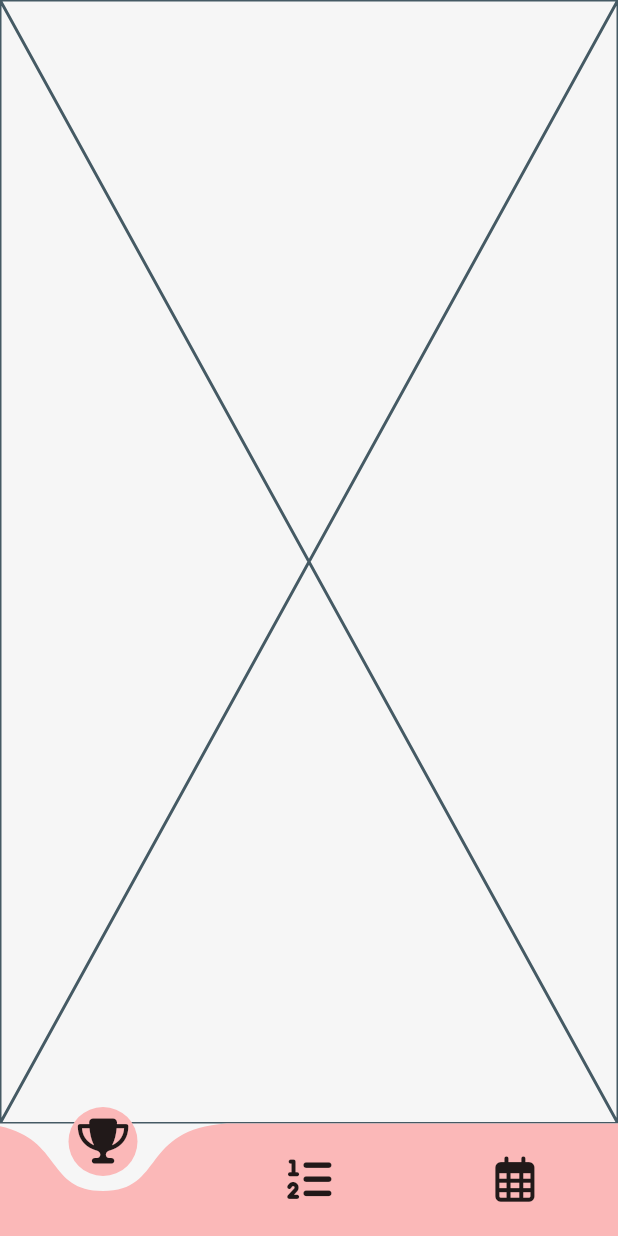
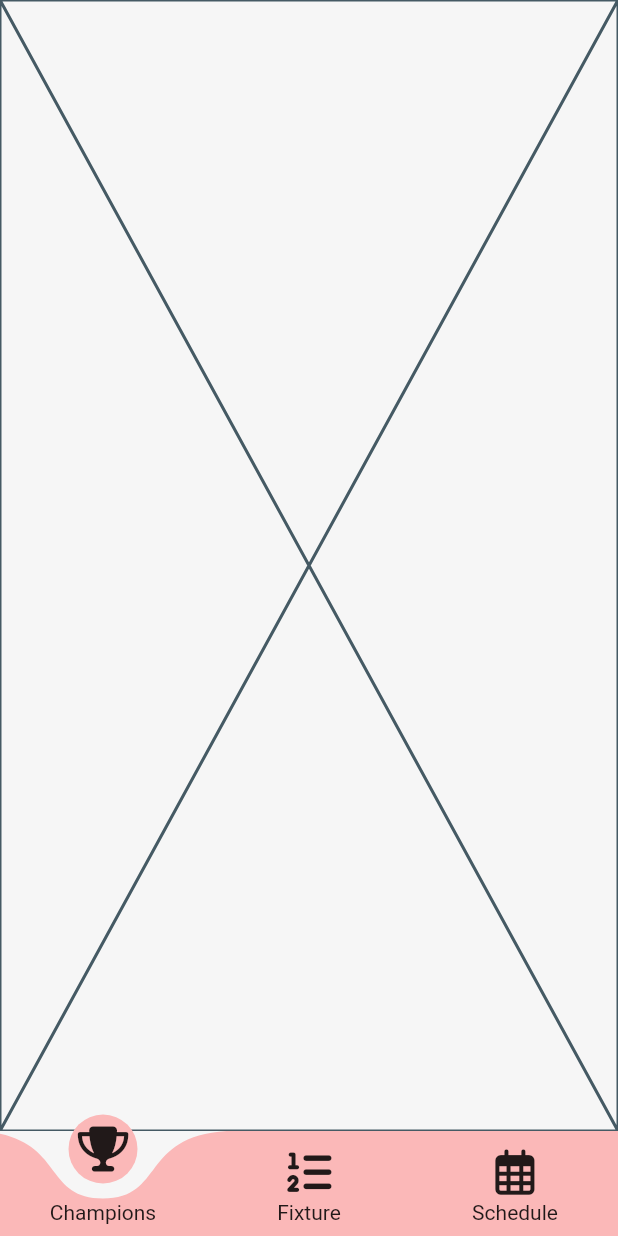
Before and after one commit to sedataskan/f1-mobile, a Flutter app: the screen it shows after launch, on a phone screen of 412 x 824 dp. Run offline on Flutter 3.47's test engine with Material 2 defaults, Android fonts, the phone set to English and light mode, and no system bars; drawn by our look-alikes of curved_labeled_navigation_bar, curved_navigation_bar; our stand-ins replace font_awesome_flutter.

Commit message:
added labeled navbar

```diff
--- a/lib/views/wrapper.dart
+++ b/lib/views/wrapper.dart
@@ -1,4 +1,5 @@
-import 'package:curved_navigation_bar/curved_navigation_bar.dart';
+import 'package:curved_labeled_navigation_bar/curved_navigation_bar.dart';
+import 'package:curved_labeled_navigation_bar/curved_navigation_bar_item.dart';
 import 'package:f1_flutter/constants/colors.dart';
 import 'package:f1_flutter/views/schedule/schedule.dart';
 import 'package:flutter/material.dart';
@@ -31,10 +32,16 @@ class _HomeState extends State<Home> {
       bottomNavigationBar: CurvedNavigationBar(
         color: AppColors.primaryColorLight,
         backgroundColor: AppColors.white,
-        items: const <Widget>[
-          FaIcon(FontAwesomeIcons.trophy, size: 30),
-          FaIcon(FontAwesomeIcons.listOl, size: 30),
-          FaIcon(FontAwesomeIcons.calendarDays, size: 30),
+        items: const [
+          CurvedNavigationBarItem(
+              child: FaIcon(FontAwesomeIcons.trophy, size: 30),
+              label: "Champions"),
+          CurvedNavigationBarItem(
+              child: FaIcon(FontAwesomeIcons.listOl, size: 30),
+              label: "Fixture"),
+          CurvedNavigationBarItem(
+              child: FaIcon(FontAwesomeIcons.calendarDays, size: 30),
+              label: "Schedule")
         ],
         onTap: (index) {
           setState(() {
--- a/pubspec.yaml
+++ b/pubspec.yaml
@@ -30,7 +30,7 @@ environment:
 dependencies:
   flutter:
     sdk: flutter
-  curved_navigation_bar: ^1.0.3 #latest version
+  curved_labeled_navigation_bar: ^2.0.2
 
   # The following adds the Cupertino Icons font to your application.
   # Use with the CupertinoIcons class for iOS style icons.
```
Also changed, not shown: pubspec.lock.
